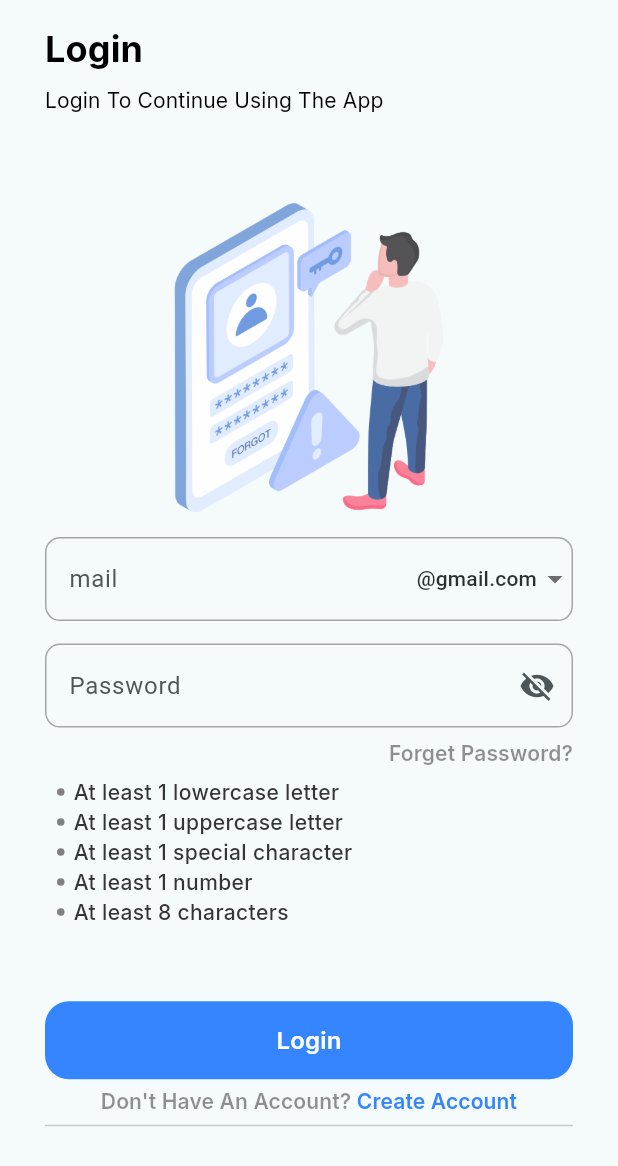
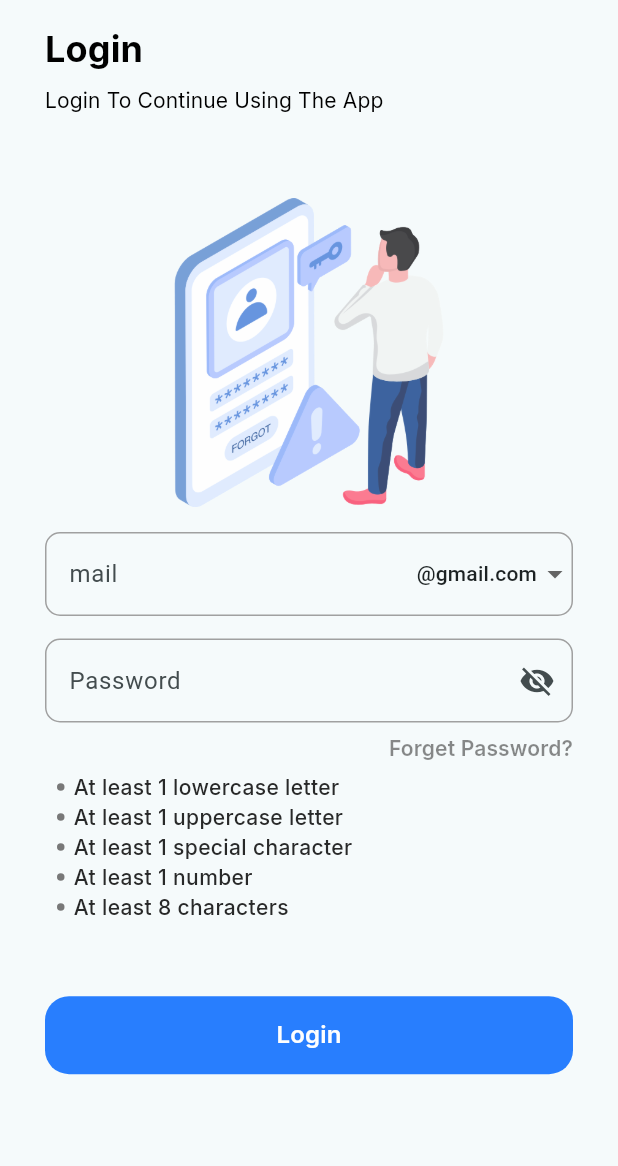
Before and after one commit to Sukhmeetsingh306/store_app, a Flutter app: the first screen one second after launch, on a phone screen of 412 x 824 dp. Shown: the top 1166 px of the screen. Run offline on Flutter 3.47's test engine with Material 3 defaults, Android fonts, the phone set to English and light mode, and no system bars; our stand-ins replace file_picker, flutter_riverpod, flutter_svg, google_fonts, image_picker, intl_phone_field and 3 more; missing offline and left inert: cloudinary_public, flutter_admin_scaffold, random_avatar.

Commit message:
login page animation completed with the code for late use if needed

```diff
--- a/multi_vendor/lib/screen/authentication/login_auth_screen.dart
+++ b/multi_vendor/lib/screen/authentication/login_auth_screen.dart
@@ -52,12 +52,19 @@ class _LoginAuthScreenState extends State<LoginAuthScreen>
   bool _obscureText = true;
   bool hasMinLength = false;
   bool hasError = false;
+  bool _animationsInitialized = false;
 
-  @override
-  void initState() {
-    super.initState();
+  void _initializeAnimations(bool isLargeScreen) {
+    if (_animationsInitialized) return; // prevent re-initialization
+
+    _animationsInitialized = true;
+
+    final baseDuration = isLargeScreen ? 1000 : 1000;
+    final fastDuration = isLargeScreen ? 1000 : 900;
+    final textDuration = isLargeScreen ? 1000 : 800;
+
     _controller = AnimationController(
-      duration: const Duration(milliseconds: 1000),
+      duration: Duration(milliseconds: baseDuration),
       vsync: this,
     );
 
@@ -80,33 +87,27 @@ class _LoginAuthScreenState extends State<LoginAuthScreen>
 
     _textAnimationController1 = AnimationController(
       vsync: this,
-      duration: const Duration(milliseconds: 800),
+      duration: Duration(milliseconds: textDuration),
     );
 
     _slideAnimation1 = Tween<Offset>(
       begin: const Offset(0, 0.3),
       end: Offset.zero,
     ).animate(
-      CurvedAnimation(
-        parent: _textAnimationController1,
-        curve: Curves.easeOut,
-      ),
+      CurvedAnimation(parent: _textAnimationController1, curve: Curves.easeOut),
     );
 
     _fadeAnimation1 = Tween<double>(
       begin: 0.0,
       end: 1.0,
     ).animate(
-      CurvedAnimation(
-        parent: _textAnimationController1,
-        curve: Curves.easeIn,
-      ),
+      CurvedAnimation(parent: _textAnimationController1, curve: Curves.easeIn),
     );
 
     _textAnimationController1.forward();
 
     _controller2 = AnimationController(
-      duration: const Duration(milliseconds: 1000),
+      duration: Duration(milliseconds: baseDuration),
       vsync: this,
     );
 
@@ -125,32 +126,28 @@ class _LoginAuthScreenState extends State<LoginAuthScreen>
       CurvedAnimation(parent: _controller2, curve: Curves.easeInOut),
     );
 
-    Future.delayed(const Duration(milliseconds: 50), () {
-      _controller2.forward();
-    });
-
     _controller3 = AnimationController(
       vsync: this,
-      duration: Duration(milliseconds: 500),
+      duration: Duration(milliseconds: fastDuration),
     );
 
     _fadeAnimation3 = Tween<double>(begin: 0.0, end: 1.0).animate(
-      CurvedAnimation(parent: _controller, curve: Curves.easeInOut),
+      CurvedAnimation(parent: _controller3, curve: Curves.easeInOut),
     );
 
-    _moveAnimation3 =
-        Tween<Offset>(begin: Offset(0, 0.1), end: Offset(0, 0)).animate(
-      CurvedAnimation(parent: _controller, curve: Curves.easeInOut),
+    _moveAnimation3 = Tween<Offset>(
+      begin: Offset(0, 0.1),
+      end: Offset(0, 0),
+    ).animate(
+      CurvedAnimation(parent: _controller3, curve: Curves.easeInOut),
     );
 
-    Future.delayed(const Duration(milliseconds: 50), () {
     _controller3.forward();
 
     _controller3.addStatusListener((status) {
       if (status == AnimationStatus.completed) {
         _controller2.forward();
       }
-      });
     });
   }
 
@@ -409,13 +406,8 @@ class _LoginAuthScreenState extends State<LoginAuthScreen>
                 ),
               ),
               sizedBoxH8(),
-              FadeTransition(
-                opacity: _fadeAnimation2,
-                child: SlideTransition(
-                  position: _slideAnimation2,
-                  child: ScaleTransition(
-                    scale: _scaleAnimation2,
-                    child: Column(
+              isLargeScreen
+                  ? Column(
                       mainAxisSize: MainAxisSize.min,
                       children: [
                         Center(
@@ -445,6 +437,43 @@ class _LoginAuthScreenState extends State<LoginAuthScreen>
                         ),
                         Divider(),
                       ],
+                    )
+                  : FadeTransition(
+                      opacity: _fadeAnimation2,
+                      child: SlideTransition(
+                        position: _slideAnimation2,
+                        child: ScaleTransition(
+                          scale: _scaleAnimation2,
+                          child: Column(
+                            mainAxisSize: MainAxisSize.min,
+                            children: [
+                              Center(
+                                child: GestureDetector(
+                                  onTap: () {
+                                    materialNamedRouteNavigator(
+                                        context, '/registerPage');
+                                  },
+                                  child: RichText(
+                                    textAlign: TextAlign.center,
+                                    text: TextSpan(
+                                      children: [
+                                        textSpan(
+                                          'Don\'t Have An Account?',
+                                          fontSize: 14,
+                                        ),
+                                        textSpan(
+                                          ' Create Account',
+                                          fontSize: 14,
+                                          color: const Color.fromRGBO(
+                                              36, 124, 255, 1),
+                                        ),
+                                      ],
+                                    ),
+                                  ),
+                                ),
+                              ),
+                              Divider(),
+                            ],
                           ),
                         ),
                       ),
@@ -461,6 +490,7 @@ class _LoginAuthScreenState extends State<LoginAuthScreen>
     return Scaffold(
       body: LayoutBuilder(builder: (context, constraints) {
         bool isLargeScreen = constraints.maxWidth > 900;
+        _initializeAnimations(isLargeScreen);
         return isLargeScreen
             ? Stack(
                 children: [
```
Also changed, not shown: multi_vendor/lib/utils/widget/helper_widget.dart (added, +104 -0 lines). Lines whose indentation alone changed are shown as unchanged.
